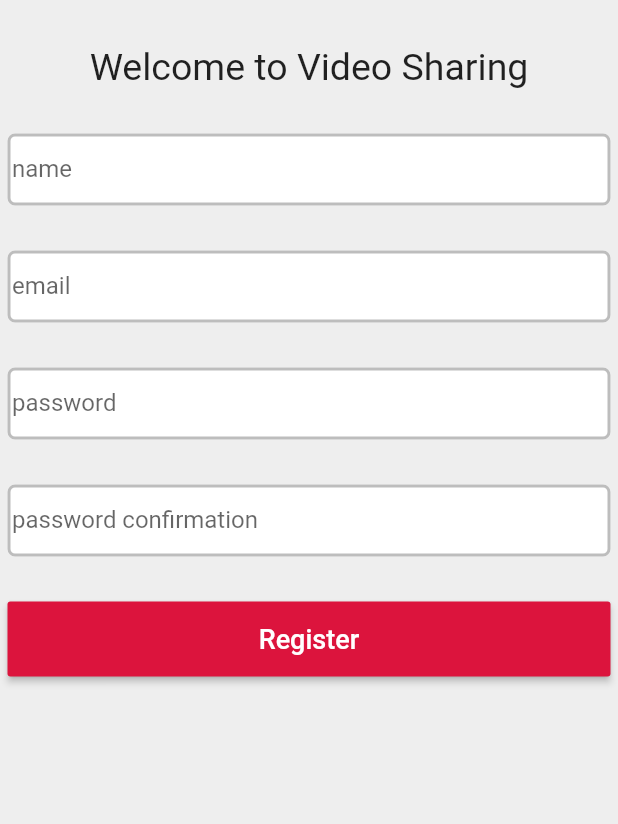
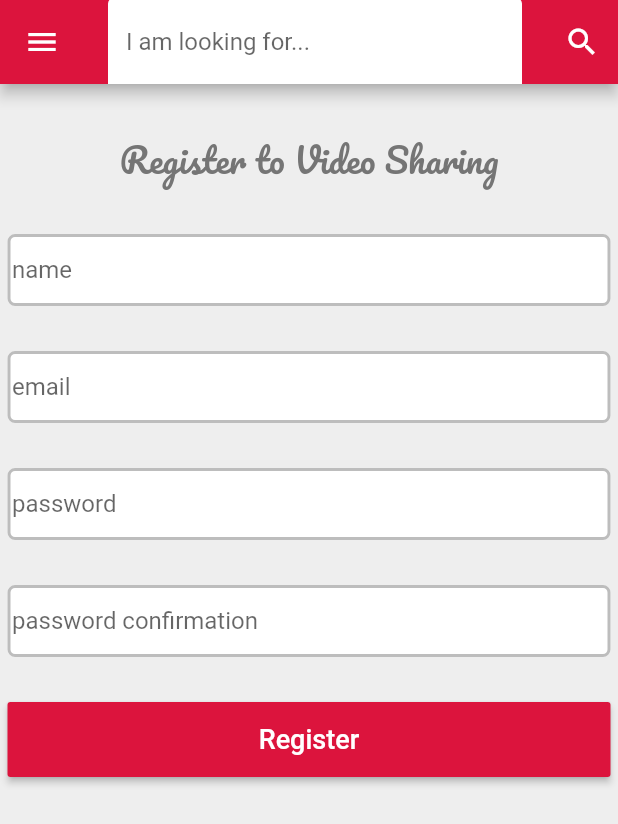
Before and after one commit to ezdev21/video-mobile, a Flutter app: the Register screen opened directly, on a phone screen of 412 x 824 dp. Shown: the top 824 px of the screen. Run offline on Flutter 3.47's test engine with Material 2 defaults, Android fonts, the phone set to English and light mode, and no system bars; our stand-ins replace dio, flutter_secure_storage, flutter_spinkit; accounts and stored records are empty; network calls fail.

Commit message:
custom reusable app bar

```diff
--- a/lib/screens/auth/register.dart
+++ b/lib/screens/auth/register.dart
@@ -1,4 +1,6 @@
 import 'package:flutter/material.dart';
+import 'package:video_mobile/widgets/app_drawer.dart';
+import 'package:video_mobile/widgets/custom_app_bar.dart';
 
 class Register extends StatefulWidget {
   const Register({super.key});
@@ -27,7 +29,9 @@ class _RegisterState extends State<Register> {
   @override
   Widget build(BuildContext context) {
     return Scaffold(
+      drawer: AppDrawer(),
       backgroundColor: Colors.grey[200],
+      appBar: CustomAppBar(),
       body: Center(
         child: Padding(
           padding: EdgeInsets.symmetric(vertical:30,horizontal:5),
@@ -35,7 +39,7 @@ class _RegisterState extends State<Register> {
             key: formKey,
             child: Column(
               children: [
-                Text('Welcome to Video Sharing',style: TextStyle(fontSize: 25),),
+                Text('Register to Video Sharing',style: TextStyle(color: Colors.grey[600],fontSize: 23,fontFamily: 'Pacifico'),),
                 SizedBox(height: 30),
                 TextFormField(
                   controller: nameController,
@@ -77,6 +81,7 @@ class _RegisterState extends State<Register> {
                 SizedBox(height:30),
                 TextFormField(
                   controller: passwordController,
+                  obscureText: true,
                   decoration: InputDecoration(
                     labelText: 'password',
                     hintText: '********',
@@ -96,6 +101,7 @@ class _RegisterState extends State<Register> {
                 SizedBox(height:30),
                 TextFormField(
                   controller: passwordConfirmationController,
+                  obscureText: true,
                   decoration: InputDecoration(
                     labelText: 'password confirmation',
                     hintText: '********',
--- a/lib/widgets/app_drawer.dart
+++ b/lib/widgets/app_drawer.dart
@@ -1,6 +1,5 @@
 import 'package:video_mobile/screens/auth/login.dart';
 import 'package:video_mobile/screens/auth/register.dart';
-import 'package:video_mobile/screens/home_page.dart';
 import 'package:video_mobile/services/auth.dart';
 import 'package:flutter/material.dart';
 import 'package:provider/provider.dart';
--- /dev/null
+++ b/lib/widgets/custom_app_bar.dart
@@ -0,0 +1,26 @@
+import 'package:flutter/material.dart';
+
+  PreferredSizeWidget CustomAppBar() {
+    final searchController=TextEditingController();
+    return AppBar(
+        backgroundColor: Color(0xffdc143d),
+        title: TextField(
+            controller: searchController,
+            decoration: InputDecoration(
+              labelText:'I am looking for...',
+              fillColor:Colors.white,
+              filled: true,
+              hintText: 'I am looking for...'
+            ),
+          ),
+        centerTitle: true,
+        actions:[
+          IconButton(
+            onPressed: (){
+              //Navigator.of(context).push(MaterialPageRoute(builder:(context)=>SearchPage(),settings:RouteSettings(arguments:{searchController.text})));
+            },
+            icon:Icon(Icons.search)
+          ),
+        ]
+      );
+  }
```
Also changed, not shown: lib/screens/auth/login.dart (+6 -1 lines), lib/screens/auth/password_reset.dart (+10 -1 lines), lib/screens/home_page.dart (+2 -21 lines), lib/screens/video/search_page.dart (+8 -1 lines), lib/screens/video/video_show.dart (+8 -1 lines), 1 other file.
